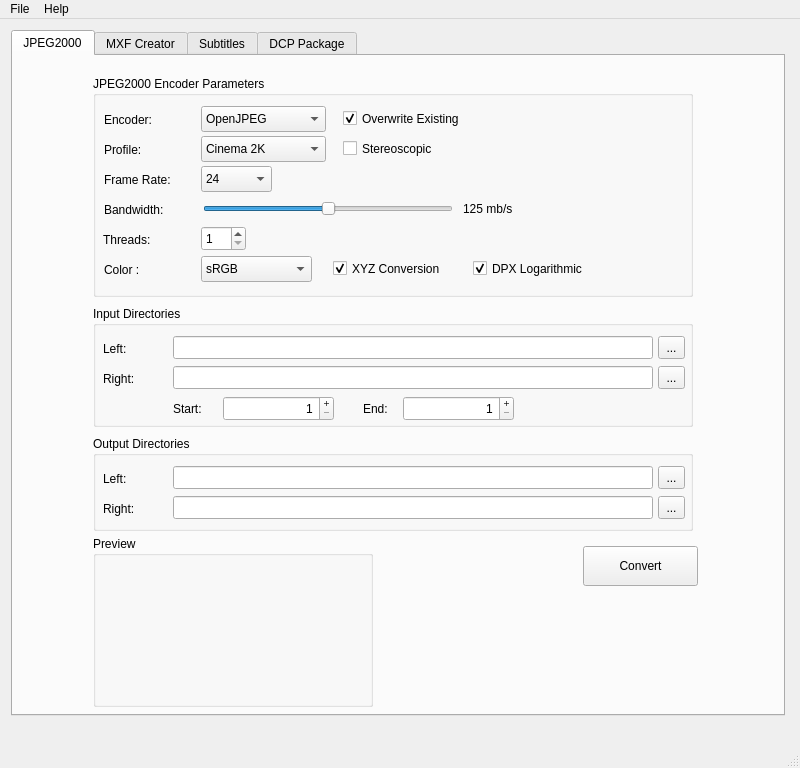
Before: the Qt Designer form gui/mainwindow.ui in mamay/OpenDCP, drawn with Qt 5.
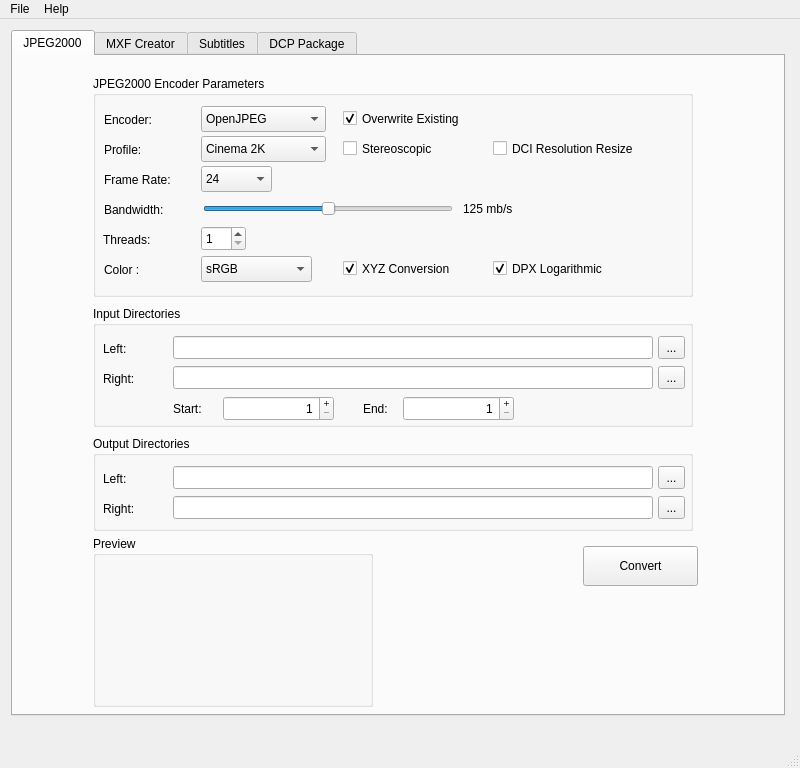
After: the same form once the commit is applied. Icons and pictures are not drawn.

Commit message: converted XML writer to use LIBXML instead of printf. added image resize option

The edit to the form file:
```diff
--- a/gui/mainwindow.ui
+++ b/gui/mainwindow.ui
@@ -372,7 +372,7 @@
            <widget class="QCheckBox" name="dpxLogCheckBox">
             <property name="geometry">
              <rect>
-              <x>380</x>
+              <x>400</x>
               <y>180</y>
               <width>141</width>
               <height>25</height>
@@ -551,7 +551,7 @@
              <rect>
               <x>250</x>
               <y>60</y>
-              <width>191</width>
+              <width>131</width>
               <height>25</height>
              </rect>
             </property>
@@ -695,7 +695,7 @@
              <rect>
               <x>250</x>
               <y>30</y>
-              <width>201</width>
+              <width>191</width>
               <height>25</height>
              </rect>
             </property>
@@ -776,7 +776,7 @@
            <widget class="QCheckBox" name="xyzCheckBox">
             <property name="geometry">
              <rect>
-              <x>240</x>
+              <x>250</x>
               <y>180</y>
               <width>131</width>
               <height>25</height>
@@ -827,6 +827,22 @@
              </property>
             </item>
            </widget>
+           <widget class="QCheckBox" name="resizeCheckBox">
+            <property name="geometry">
+             <rect>
+              <x>400</x>
+              <y>60</y>
+              <width>191</width>
+              <height>25</height>
+             </rect>
+            </property>
+            <property name="toolTip">
+             <string>Resize the image to DCI compliant resolution</string>
+            </property>
+            <property name="text">
+             <string>DCI Resolution Resize</string>
+            </property>
+           </widget>
           </widget>
           <widget class="QGroupBox" name="outputGroupBox">
            <property name="geometry">
```
Left out of the diff: 9 changed lines with no effect on the pictures. The commit also changes 6 other files.
